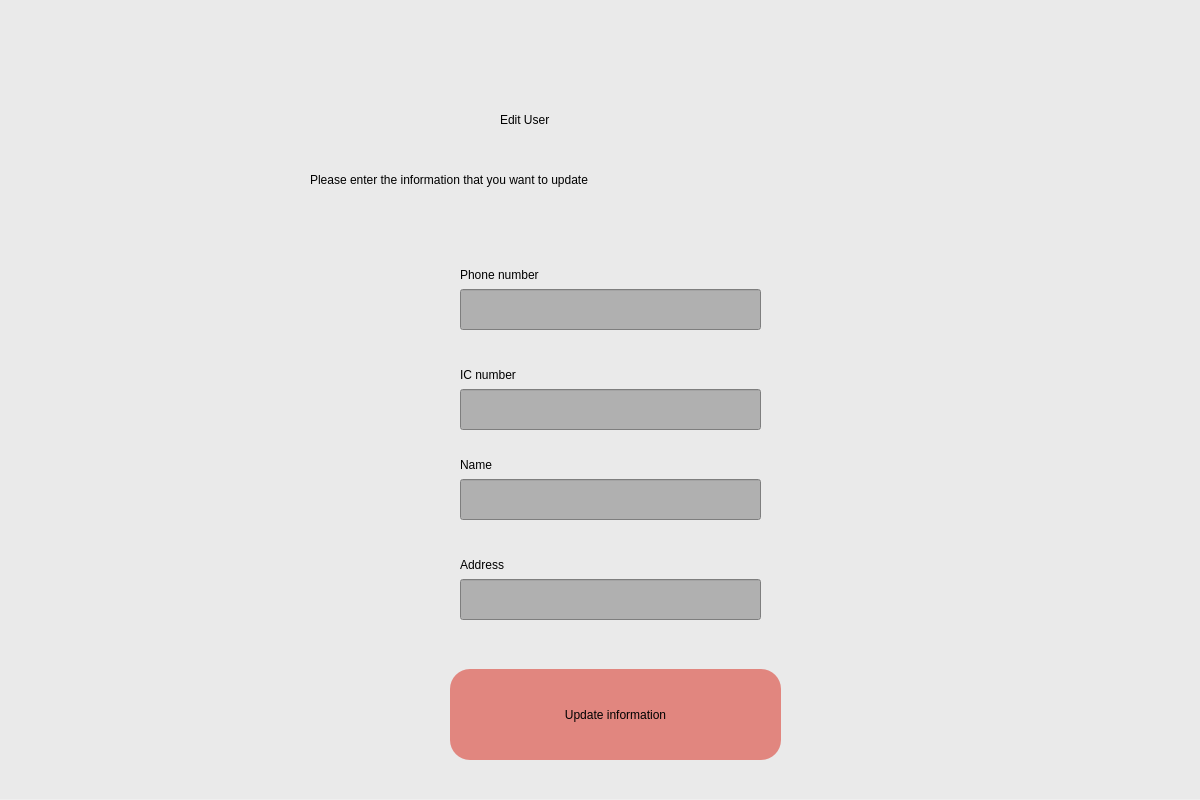
Above: 2edit_user.ui from Ajwaddo/pyqt5 before the change. Below: the same form after it.
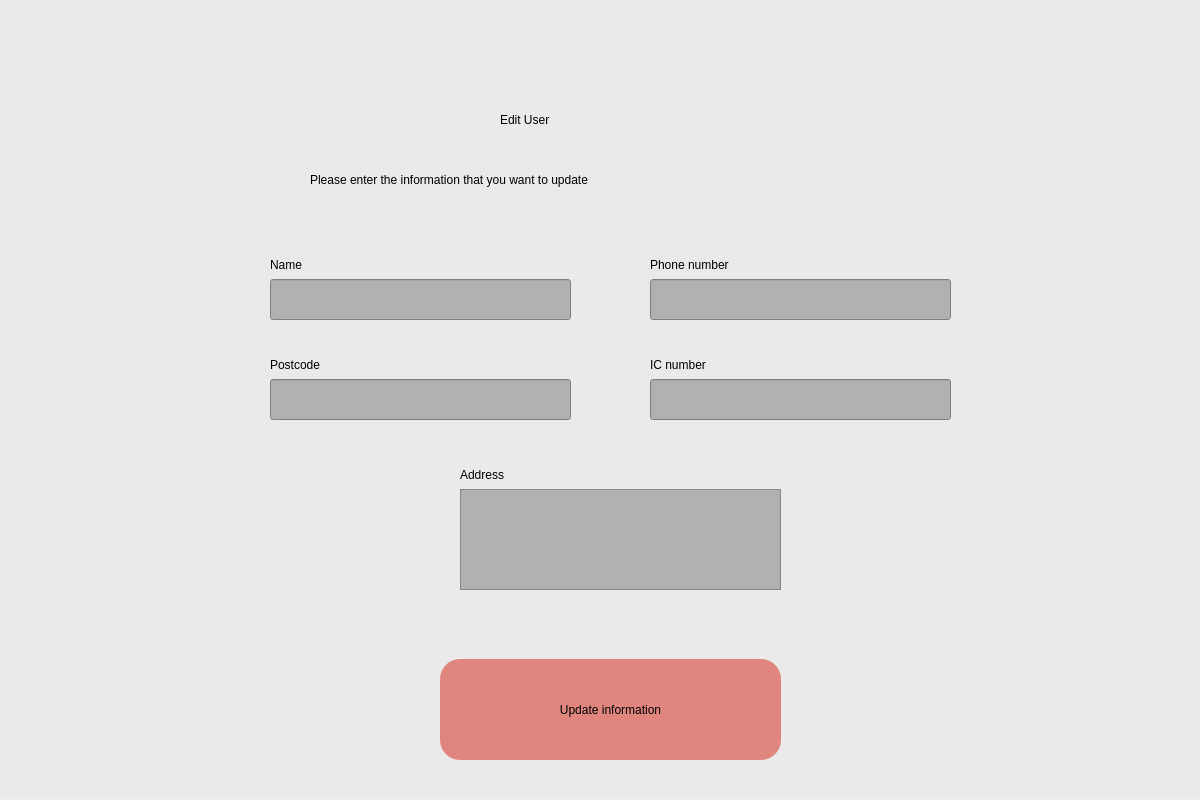
That is the form after the change.

```diff
--- a/2edit_user.ui
+++ b/2edit_user.ui
@@ -45,10 +45,10 @@
    <widget class="QPushButton" name="login">
     <property name="geometry">
      <rect>
-      <x>450</x>
-      <y>670</y>
-      <width>331</width>
-      <height>91</height>
+      <x>440</x>
+      <y>660</y>
+      <width>341</width>
+      <height>101</height>
      </rect>
     </property>
     <property name="styleSheet">
@@ -78,8 +78,8 @@
    <widget class="QLineEdit" name="text_edit_phone_number">
     <property name="geometry">
      <rect>
-      <x>460</x>
-      <y>290</y>
+      <x>650</x>
+      <y>280</y>
       <width>301</width>
       <height>41</height>
      </rect>
@@ -92,8 +92,8 @@
    <widget class="QLineEdit" name="text_edit_ic_number">
     <property name="geometry">
      <rect>
-      <x>460</x>
-      <y>390</y>
+      <x>650</x>
+      <y>380</y>
       <width>301</width>
       <height>41</height>
      </rect>
@@ -106,8 +106,8 @@
    <widget class="QLabel" name="label_3">
     <property name="geometry">
      <rect>
-      <x>460</x>
-      <y>260</y>
+      <x>650</x>
+      <y>250</y>
       <width>161</width>
       <height>31</height>
      </rect>
@@ -122,8 +122,8 @@
    <widget class="QLabel" name="label_4">
     <property name="geometry">
      <rect>
-      <x>460</x>
-      <y>360</y>
+      <x>650</x>
+      <y>350</y>
       <width>161</width>
       <height>31</height>
      </rect>
@@ -155,8 +155,8 @@
    <widget class="QLineEdit" name="text_edit_ic_number_2">
     <property name="geometry">
      <rect>
-      <x>460</x>
-      <y>480</y>
+      <x>270</x>
+      <y>280</y>
       <width>301</width>
       <height>41</height>
      </rect>
@@ -169,8 +169,8 @@
    <widget class="QLabel" name="label_5">
     <property name="geometry">
      <rect>
-      <x>460</x>
-      <y>450</y>
+      <x>270</x>
+      <y>250</y>
       <width>161</width>
       <height>31</height>
      </rect>
@@ -182,25 +182,11 @@
      <string>Name</string>
     </property>
    </widget>
-   <widget class="QLineEdit" name="text_edit_ic_number_3">
-    <property name="geometry">
-     <rect>
-      <x>460</x>
-      <y>580</y>
-      <width>301</width>
-      <height>41</height>
-     </rect>
-    </property>
-    <property name="styleSheet">
-     <string notr="true">background-color:rgb(176, 176, 176);
-font: 20pt &quot;Calibri&quot;;color:rgb(79, 79, 79)</string>
-    </property>
-   </widget>
    <widget class="QLabel" name="label_6">
     <property name="geometry">
      <rect>
       <x>460</x>
-      <y>550</y>
+      <y>460</y>
       <width>161</width>
       <height>31</height>
      </rect>
@@ -212,6 +198,51 @@
      <string>Address</string>
     </property>
    </widget>
+   <widget class="QLineEdit" name="text_edit_new_postcode">
+    <property name="geometry">
+     <rect>
+      <x>270</x>
+      <y>380</y>
+      <width>301</width>
+      <height>41</height>
+     </rect>
+    </property>
+    <property name="styleSheet">
+     <string notr="true">background-color:rgb(176, 176, 176);
+font: 20pt &quot;Calibri&quot;;color:rgb(79, 79, 79)</string>
+    </property>
+   </widget>
+   <widget class="QLabel" name="label_7">
+    <property name="geometry">
+     <rect>
+      <x>270</x>
+      <y>350</y>
+      <width>161</width>
+      <height>31</height>
+     </rect>
+    </property>
+    <property name="styleSheet">
+     <string notr="true">font: 16pt &quot;Calibri&quot;;color:black
+</string>
+    </property>
+    <property name="text">
+     <string>Postcode</string>
+    </property>
+   </widget>
+   <widget class="QTextEdit" name="text_edit_new_address">
+    <property name="geometry">
+     <rect>
+      <x>460</x>
+      <y>490</y>
+      <width>321</width>
+      <height>101</height>
+     </rect>
+    </property>
+    <property name="styleSheet">
+     <string notr="true">background-color:rgb(176, 176, 176);
+font: 20pt &quot;Calibri&quot;;color:rgb(79, 79, 79)</string>
+    </property>
+   </widget>
   </widget>
  </widget>
  <resources/>
```
Left out of the diff: 8 changed lines with no effect on the pictures.
